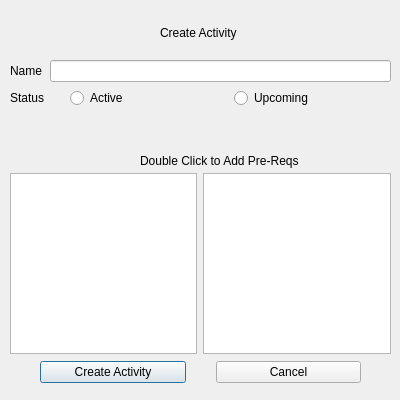
hanspistorstetson/ProjectRevamp, file gui/activitycreatewindow.ui: the form before one commit.
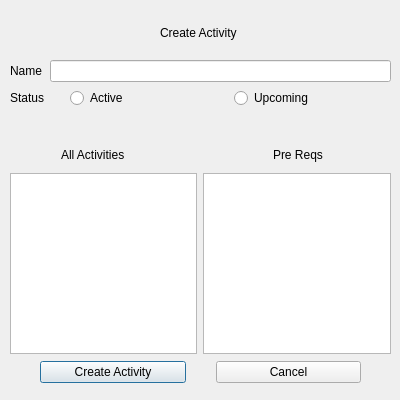
The form after the commit.

Commit message: Functionality added to act create window to add prereqs

Diff of the .ui file:
```diff
--- a/gui/activitycreatewindow.ui
+++ b/gui/activitycreatewindow.ui
@@ -114,19 +114,6 @@
     </item>
    </layout>
   </widget>
-  <widget class="QLabel" name="prereqLabel">
-   <property name="geometry">
-    <rect>
-     <x>140</x>
-     <y>140</y>
-     <width>251</width>
-     <height>41</height>
-    </rect>
-   </property>
-   <property name="text">
-    <string>Double Click to Add Pre-Reqs</string>
-   </property>
-  </widget>
   <widget class="QWidget" name="">
    <property name="geometry">
     <rect>
@@ -145,6 +132,38 @@
     </item>
    </layout>
   </widget>
+  <widget class="QWidget" name="">
+   <property name="geometry">
+    <rect>
+     <x>10</x>
+     <y>139</y>
+     <width>381</width>
+     <height>31</height>
+    </rect>
+   </property>
+   <layout class="QHBoxLayout" name="horizontalLayout_4">
+    <property name="spacing">
+     <number>93</number>
+    </property>
+    <property name="leftMargin">
+     <number>51</number>
+    </property>
+    <item>
+     <widget class="QLabel" name="prereqLabel">
+      <property name="text">
+       <string>All Activities</string>
+      </property>
+     </widget>
+    </item>
+    <item>
+     <widget class="QLabel" name="label">
+      <property name="text">
+       <string>Pre Reqs</string>
+      </property>
+     </widget>
+    </item>
+   </layout>
+  </widget>
  </widget>
  <resources/>
  <connections/>
```
The commit also changes 3 other files.
